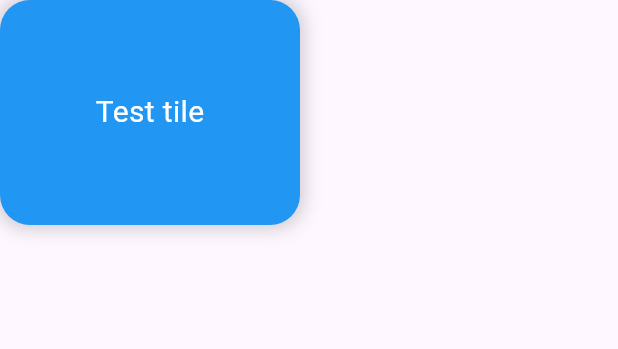
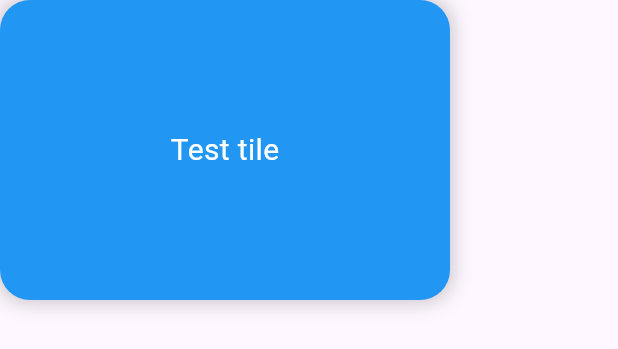
Before and after one commit to guchengxi1994/he, a Flutter app: the AnimatedTile widget shown alone on an empty page, opened directly, on a phone screen of 412 x 824 dp. Shown: the top 349 px of the screen. Run offline on Flutter 3.47's test engine with Material 3 defaults, Android fonts, the phone set to English and light mode, and no system bars; missing offline and left inert: polygon.

Commit message:
chore: bump version

```diff
--- a/lib/src/animated_tile/animated_tile.dart
+++ b/lib/src/animated_tile/animated_tile.dart
@@ -2,17 +2,22 @@ import 'package:flutter/material.dart';
 import 'package:he/src/animated_tile/tile_state.dart';
 
 class AnimatedTile extends StatefulWidget {
-  const AnimatedTile({
-    super.key,
-    required this.title,
-    this.description,
-    this.color = Colors.blueAccent,
-    this.icon = const Icon(Icons.abc),
-  });
+  const AnimatedTile(
+      {super.key,
+      required this.title,
+      this.description,
+      this.color = Colors.blueAccent,
+      this.icon = const Icon(Icons.abc),
+      this.height = 150,
+      this.width = 200,
+      this.onTap});
   final String title;
   final String? description;
   final Color color;
   final Widget icon;
+  final double width;
+  final double height;
+  final VoidCallback? onTap;
 
   @override
   State<AnimatedTile> createState() => _AnimatedTileState();
@@ -67,13 +72,12 @@ class _AnimatedTileState extends State<AnimatedTile> {
               ..rotateX(s.xRotation)
               ..rotateY(s.yRotation),
             child: GestureDetector(
-              onDoubleTap: () {
-                // 双击进入编辑模式
+              onTap: () {
+                widget.onTap?.call();
               },
-              onTap: () {},
               child: Container(
-                width: 200,
-                height: 150,
+                width: widget.width,
+                height: widget.height,
                 decoration: BoxDecoration(
                   color: widget.color,
                   borderRadius: BorderRadius.circular(20),
@@ -88,12 +92,6 @@ class _AnimatedTileState extends State<AnimatedTile> {
                 ),
                 child: Stack(
                   children: [
-                    // Center(
-                    //   child: Text(
-                    //     widget.dataset.name ?? "Unknown",
-                    //     style: TextStyle(fontSize: 20, color: Colors.white),
-                    //   ),
-                    // ),
                     AnimatedAlign(
                       duration: Duration(milliseconds: 300),
                       alignment:
@@ -109,7 +107,6 @@ class _AnimatedTileState extends State<AnimatedTile> {
                         ),
                       ),
                     ),
-
                     Positioned(
                       left: 10,
                       top: 40,
--- a/pubspec.yaml
+++ b/pubspec.yaml
@@ -1,6 +1,6 @@
 name: he
 description: "A simple UI library for Flutter."
-version: 0.0.2+1
+version: 0.0.2+2
 homepage: https://github.com/guchengxi1994/he
 
 environment:
```
Also changed, not shown: example/lib/main.dart (+9 -1 lines), 1 other file.
